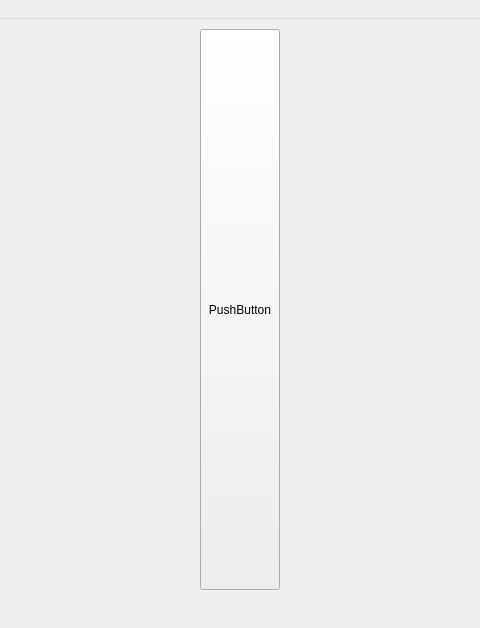
Old version of the form src/view/game.ui in the repository somedude72/minesweeper; both pictures show x 161 to 641 and y 0 to 628 of the 817 by 628 pixel window.
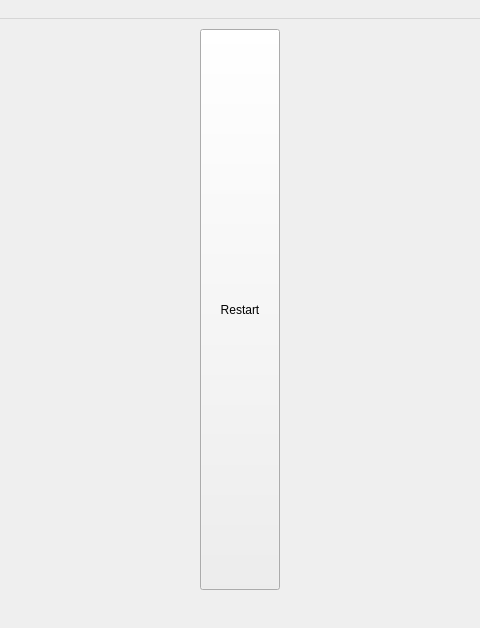
New version of the form.

What changed in the file:
```diff
--- a/src/view/game.ui
+++ b/src/view/game.ui
@@ -38,10 +38,16 @@
       <height>561</height>
      </rect>
     </property>
-    <layout class="QVBoxLayout" name="vbox" stretch="1,5">
+    <layout class="QVBoxLayout" name="vbox" stretch="0,5">
+     <property name="spacing">
+      <number>-1</number>
+     </property>
      <property name="sizeConstraint">
       <enum>QLayout::SizeConstraint::SetDefaultConstraint</enum>
      </property>
+     <property name="leftMargin">
+      <number>0</number>
+     </property>
      <item>
       <layout class="QHBoxLayout" name="vbox_ctrl" stretch="2,1,2">
        <item>
@@ -66,7 +72,7 @@
           </sizepolicy>
          </property>
          <property name="text">
-          <string>PushButton</string>
+          <string>Restart</string>
          </property>
         </widget>
        </item>
@@ -75,6 +81,9 @@
          <property name="orientation">
           <enum>Qt::Orientation::Horizontal</enum>
          </property>
+         <property name="sizeType">
+          <enum>QSizePolicy::Policy::Preferred</enum>
+         </property>
          <property name="sizeHint" stdset="0">
           <size>
            <width>40</width>
```
